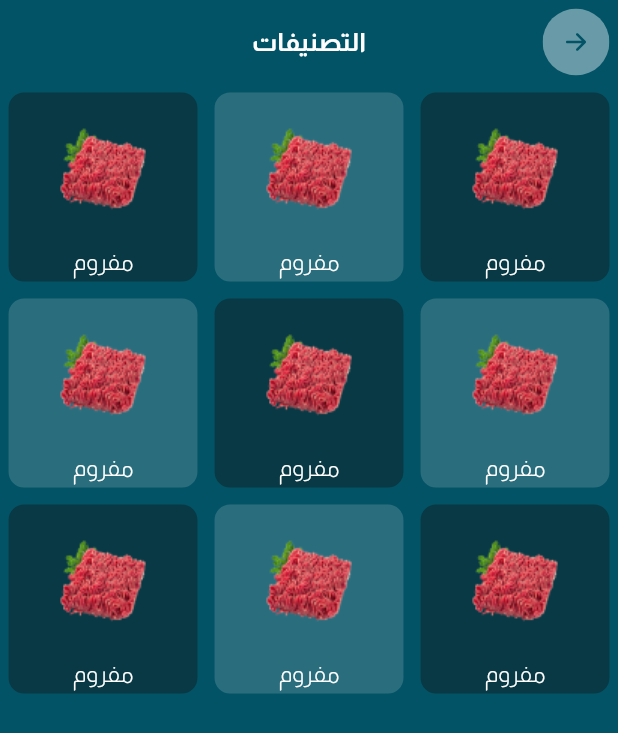
After one commit to ranahamdy1/abo_maged_app, a Flutter app: the screen it shows after launch, after a tap on "تخطي", after a tap on "عرض الكل", on a phone screen of 412 x 824 dp. The commit adds this screen. Shown: the top 733 px of the screen. Run offline on Flutter 3.47's test engine with Material 3 defaults, Android fonts, the phone set to English and light mode, and no system bars; our stand-ins replace animated_splash_screen, bloc, carousel_slider, contained_tab_bar_view, dio, easy_localization and 6 more; accounts and stored records are empty.

Commit message:
add all categories screen

```diff
--- /dev/null
+++ b/lib/features/home/home/view/all_categories_screen.dart
@@ -0,0 +1,74 @@
+import 'package:abo_maged_app/core/utils/app_assets.dart';
+import 'package:abo_maged_app/core/utils/app_colors.dart';
+import 'package:abo_maged_app/core/utils/app_routes.dart';
+import 'package:abo_maged_app/core/widgets/text_widget.dart';
+import 'package:flutter/material.dart';
+import 'package:flutter_screenutil/flutter_screenutil.dart';
+import 'package:flutter_svg/svg.dart';
+
+class AllCategoriesScreen extends StatelessWidget {
+  const AllCategoriesScreen({super.key});
+
+  @override
+  Widget build(BuildContext context) {
+    return Scaffold(
+      appBar: AppBar(
+        backgroundColor: AppColors.mainColor,
+        title: const TextWidget.bigText("التصنيفات"),
+        centerTitle: true,
+        leading: Padding(
+          padding: EdgeInsets.all(5.0.w),
+          child: GestureDetector(
+            onTap: () {
+              AppRoutes.pop(context);
+            },
+            child: SizedBox(
+              height: 40.h,
+              width: 40.w,
+              child: SvgPicture.asset("next".getSvgAsset),
+            ),
+          ),
+        ),
+      ),
+      body: SizedBox(
+        width: double.infinity,
+        child: GridView.builder(
+          shrinkWrap: true,
+          gridDelegate: const SliverGridDelegateWithFixedCrossAxisCount(
+            crossAxisCount: 3,
+          ),
+          itemBuilder: (_, index) {
+            final containerColor =
+            index % 2 == 0 ? AppColors.secondColor : AppColors.babyMainColor;
+
+            return Padding(
+              padding: EdgeInsets.all(5.0.w),
+              child: Container(
+                height: 122.h,
+                width: 117.w,
+                decoration: BoxDecoration(
+                  color: containerColor,
+                  borderRadius: BorderRadius.circular(9.r),
+                ),
+                child: Padding(
+                  padding: EdgeInsets.all(2.0.w),
+                  child: Column(
+                    mainAxisAlignment: MainAxisAlignment.center,
+                    children: [
+                      Image.asset("categ".getPngAsset),
+                      const TextWidget(
+                        "مفروم",
+                        color: AppColors.whiteColor,
+                      ),
+                    ],
+                  ),
+                ),
+              ),
+            );
+          },
+          itemCount: 9,
+        ),
+      ),
+    );
+  }
+}
--- a/lib/features/home/home/view/main_home_screen.dart
+++ b/lib/features/home/home/view/main_home_screen.dart
@@ -1,8 +1,11 @@
 import 'package:abo_maged_app/core/utils/app_assets.dart';
 import 'package:abo_maged_app/core/utils/app_colors.dart';
+import 'package:abo_maged_app/core/utils/app_routes.dart';
 import 'package:abo_maged_app/core/widgets/text_widget.dart';
+import 'package:abo_maged_app/features/home/home/view/all_categories_screen.dart';
 import 'package:carousel_slider/carousel_slider.dart';
 import 'package:flutter/cupertino.dart';
+import 'package:flutter/material.dart';
 import 'package:flutter_screenutil/flutter_screenutil.dart';
 
 class MainHomeScreen extends StatefulWidget {
@@ -91,13 +94,18 @@ class _MainHomeScreenState extends State<MainHomeScreen> {
         ),
         Padding(
           padding: EdgeInsets.symmetric(horizontal: 18.0.w, vertical: 18.0.h),
-          child: const Row(
+          child: Row(
             children: [
-              TextWidget.bigText("التصنيفات", color: AppColors.whiteColor),
-              Spacer(),
-              TextWidget.smallText(
-                "عرض الكل",
-                color: AppColors.yellowColor,
+              const TextWidget.bigText("التصنيفات", color: AppColors.whiteColor),
+              const Spacer(),
+              InkWell(
+                onTap: (){
+                  AppRoutes.routeTo(context, AllCategoriesScreen());
+                },
+                child: const TextWidget.smallText(
+                  "عرض الكل",
+                  color: AppColors.yellowColor,
+                ),
               ),
             ],
           ),
```
Also changed, not shown: assets/images/categ.png (added).
